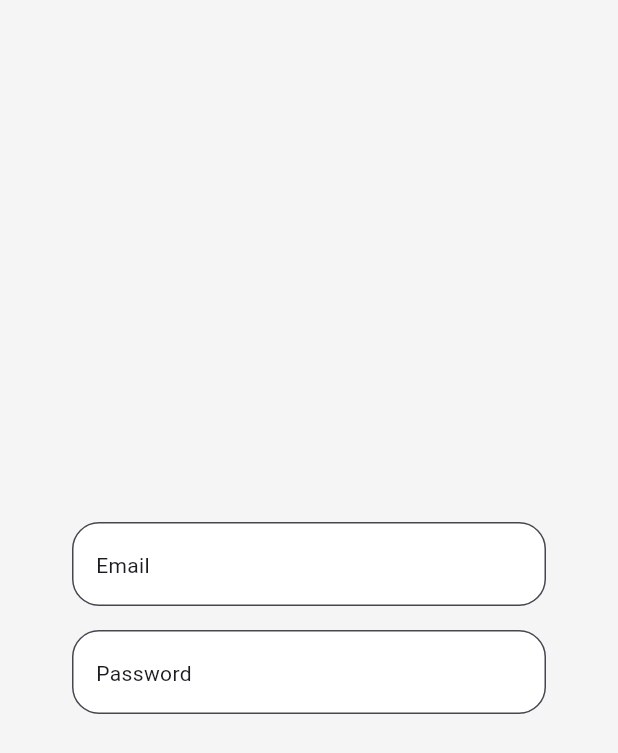
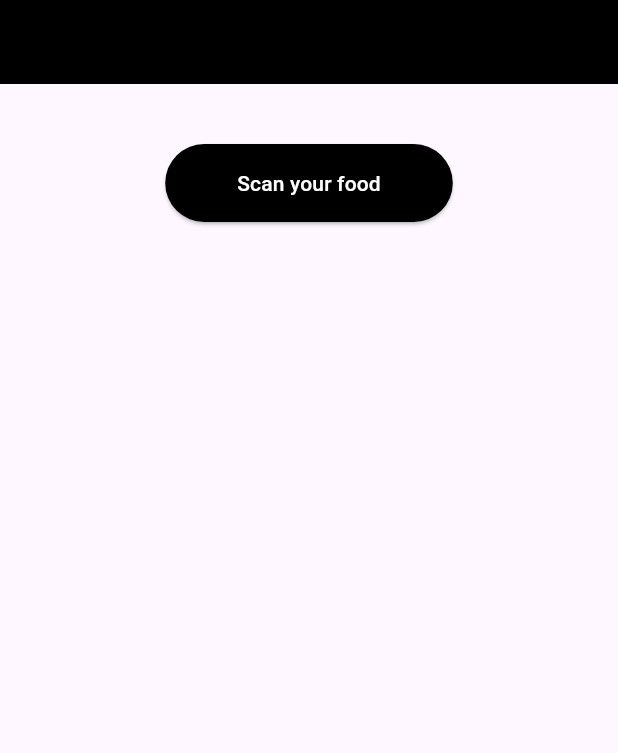
Before and after one commit to amansingh4847/know_your_own_food, a Flutter app: the screen it shows after launch, on a phone screen of 412 x 824 dp. Shown: the top 753 px of the screen. Run offline on Flutter 3.47's test engine with Material 3 defaults, Android fonts, the phone set to English and light mode, and no system bars.

Commit message:
created the home page and initiated the scan page

```diff
--- /dev/null
+++ b/lib/home_page.dart
@@ -0,0 +1,33 @@
+import 'package:flutter/material.dart';
+import 'package:know_your_own_food/scan_page.dart';
+
+class LoginPage extends StatelessWidget {
+  const LoginPage({super.key});
+
+  @override
+  Widget build(BuildContext context) {
+    return Scaffold(
+      appBar: AppBar(
+        backgroundColor: Colors.black,
+        ),
+
+        body: Center(
+          child: Column(
+            crossAxisAlignment: CrossAxisAlignment.center,
+            children: [
+              const SizedBox(height: 40,),
+              ElevatedButton(onPressed: () {
+                Navigator.push(context, MaterialPageRoute(builder: (context)=> ScanPage()));
+              },
+                style: ElevatedButton.styleFrom(
+                  backgroundColor: Colors.black,
+                  padding: EdgeInsets.symmetric(horizontal: 48, vertical: 16),
+                ),
+                child: Text("Scan your food", style: TextStyle(color: Colors.white),),
+                ),
+            ],
+          ),
+        ),
+    );
+  }
+}
--- a/lib/login_page.dart
+++ /dev/null
@@ -1,50 +0,0 @@
-import 'package:flutter/material.dart';
-
-class LoginPage extends StatelessWidget {
-  const LoginPage({super.key});
-
-  @override
-  Widget build(BuildContext context) {
-    return Scaffold(
-
-      backgroundColor: Colors.grey[100],
-      body: Padding(
-        padding: const EdgeInsets.only(left: 48, right: 48),
-        child: Center(
-          child: Column(
-            mainAxisAlignment: MainAxisAlignment.center,
-            children: [
-              TextField(
-                decoration: InputDecoration(
-                  hint: Text("Email"),
-                  filled: true,
-                  fillColor: Colors.white,
-                  border: OutlineInputBorder(
-                    borderRadius: BorderRadius.circular(18),
-                  ),
-                ),
-              ),
-
-
-              const SizedBox(height: 16,),
-
-              TextField(
-                decoration: InputDecoration(
-                  hint: Text("Password"),
-                  filled: true,
-                  fillColor: Colors.white,
-                  border: OutlineInputBorder(
-                    borderRadius: BorderRadius.circular(18),
-                  ),
-                ),
-              ),
-
-
-            ],
-          ),
-
-        ),
-      ),
-    );
-  }
-}
--- a/lib/main.dart
+++ b/lib/main.dart
@@ -1,5 +1,5 @@
 import 'package:flutter/material.dart';
-import 'package:know_your_own_food/login_page.dart';
+import 'package:know_your_own_food/home_page.dart';
 
 void main() {
   runApp(const MyApp());
--- /dev/null
+++ b/lib/scan_page.dart
@@ -0,0 +1,18 @@
+import 'package:flutter/material.dart';
+
+class ScanPage extends StatelessWidget {
+  const ScanPage({super.key});
+
+  @override
+  Widget build(BuildContext context) {
+    return Scaffold(
+      appBar: AppBar(title: Text("Scan Food")),
+      body: Center(
+        child: Text(
+          "Camera / Scanner will open here",
+          style: TextStyle(fontSize: 18),
+        ),
+      ),
+    );
+  }
+}
```
